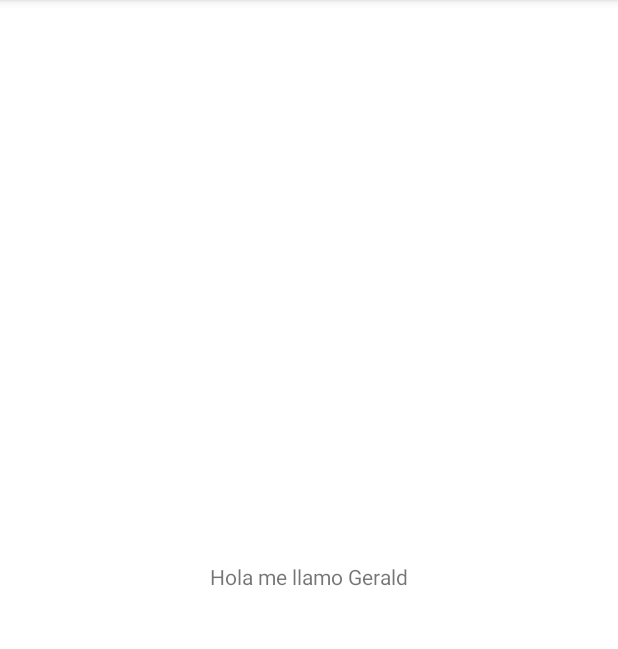
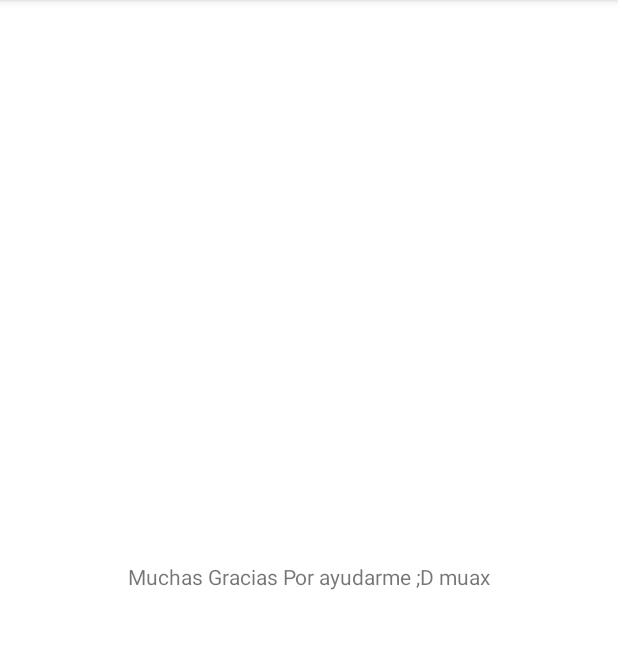
Before and after one commit to cigch02/semestral, an Android app: the screen it shows after launch (MainActivity), on a phone screen of 412 x 824 dp, the part 84-733 px from its top. Run offline under Robolectric (Android 15) with nearby library versions, the phone set to English and light mode, and no system bars.

Commit message:
cambio de mensaje

```diff
--- a/app/src/main/res/layout/activity_main.xml
+++ b/app/src/main/res/layout/activity_main.xml
@@ -9,7 +9,7 @@
     <TextView
         android:layout_width="wrap_content"
         android:layout_height="wrap_content"
-        android:text="Hola me llamo Gerald"
+        android:text="Muchas Gracias Por ayudarme ;D muax"
         app:layout_constraintBottom_toBottomOf="parent"
         app:layout_constraintLeft_toLeftOf="parent"
         app:layout_constraintRight_toRightOf="parent"
```
